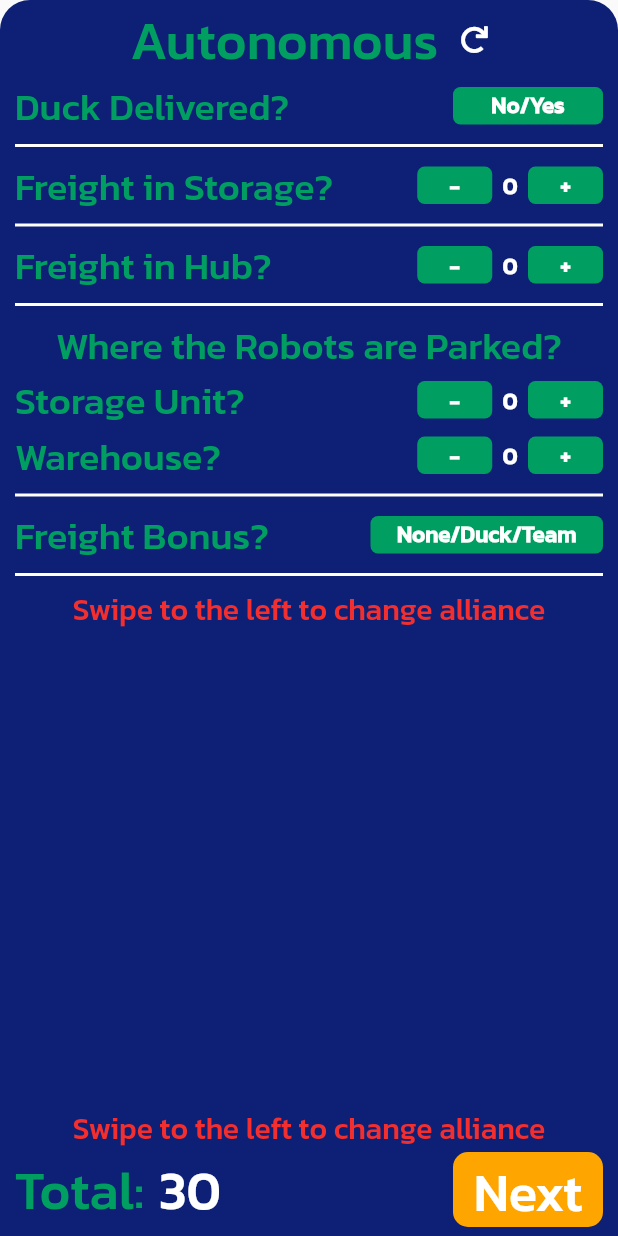
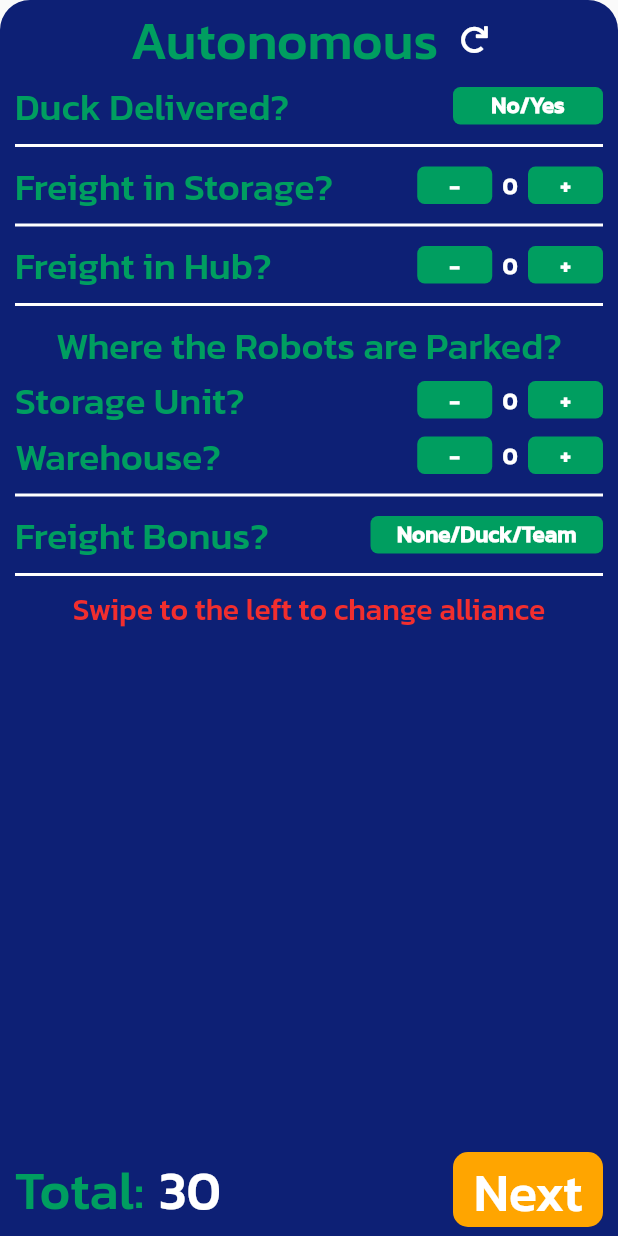
Before and after one commit to pedrooruass/NYAN_app, a Flutter app: the BlueAutonomous widget shown alone on an empty page, opened directly, on a phone screen of 412 x 824 dp. Run offline on Flutter 3.47's test engine with Material 2 defaults, Android fonts, the phone set to English and light mode, and no system bars; drawn by our look-alikes of bouncing_widget; our stand-ins replace font_awesome_flutter, liquid_swipe, sliding_clipped_nav_bar; missing offline and left inert: animated_button.

Commit message:
fix swipe left hint

```diff
--- a/lib/app/pages/score_page/secondary_pages/autonomous_page/blue_autonomous.dart
+++ b/lib/app/pages/score_page/secondary_pages/autonomous_page/blue_autonomous.dart
@@ -117,7 +117,6 @@ class _BlueAutonomousState extends State<BlueAutonomous> {
             BottomLine(
               mainColor: AppColors.green,
               secondaryColor: AppColors.white,
-              allianceColor: AppColors.secondary,
             )
           ],
         ),
--- a/lib/app/pages/score_page/secondary_pages/autonomous_page/red_autonomous.dart
+++ b/lib/app/pages/score_page/secondary_pages/autonomous_page/red_autonomous.dart
@@ -117,7 +117,6 @@ class _RedAutonomousState extends State<RedAutonomous> {
             BottomLine(
               mainColor: AppColors.white,
               secondaryColor: AppColors.black,
-              allianceColor: AppColors.primary,
             ),
           ],
         ),
--- a/lib/app/pages/score_page/secondary_pages/widgets/bottom_line.dart
+++ b/lib/app/pages/score_page/secondary_pages/widgets/bottom_line.dart
@@ -5,12 +5,10 @@ import 'package:nyan_app/app/core/theme/app_colors.dart';
 class BottomLine extends StatelessWidget {
   final Color mainColor;
   final Color secondaryColor;
-  final Color allianceColor;
   const BottomLine(
       {Key? key,
       required this.mainColor,
-      required this.secondaryColor,
-      required this.allianceColor})
+      required this.secondaryColor})
       : super(key: key);
 
   @override
@@ -19,18 +17,6 @@ class BottomLine extends StatelessWidget {
       padding: const EdgeInsets.only(bottom: 5),
       child: Column(
         children: [
-          Align(
-            alignment: Alignment.bottomCenter,
-            child: Text(
-              "Swipe to the left to change alliance",
-              style: TextStyle(
-                color: allianceColor,
-                fontSize: 20,
-                fontWeight: FontWeight.w500,
-              ),
-              textAlign: TextAlign.start,
-            ),
-          ),
           Row(
             children: [
               Text(
```
